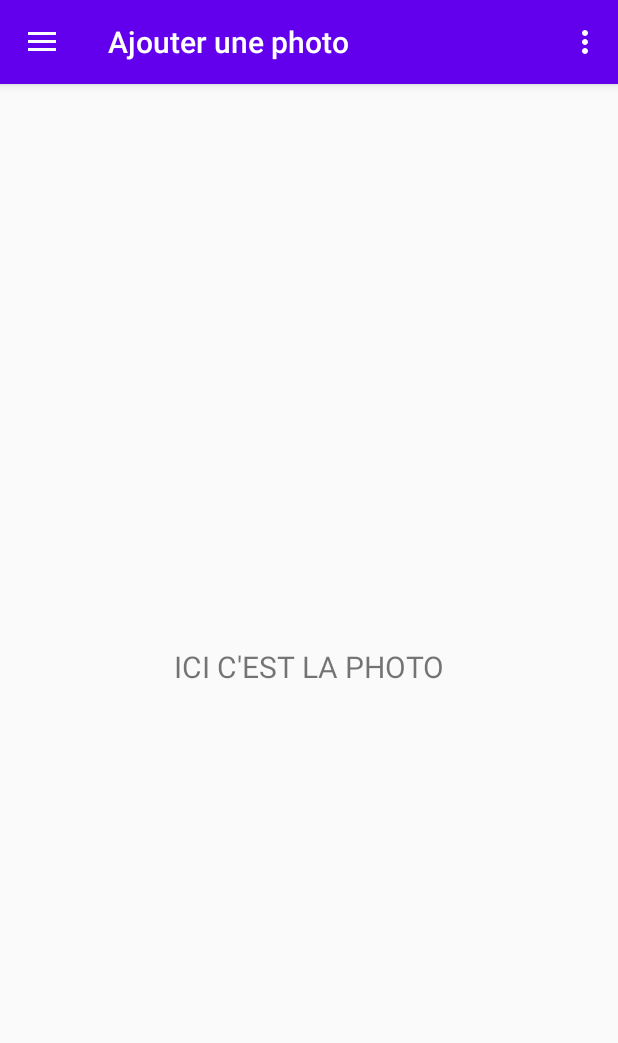
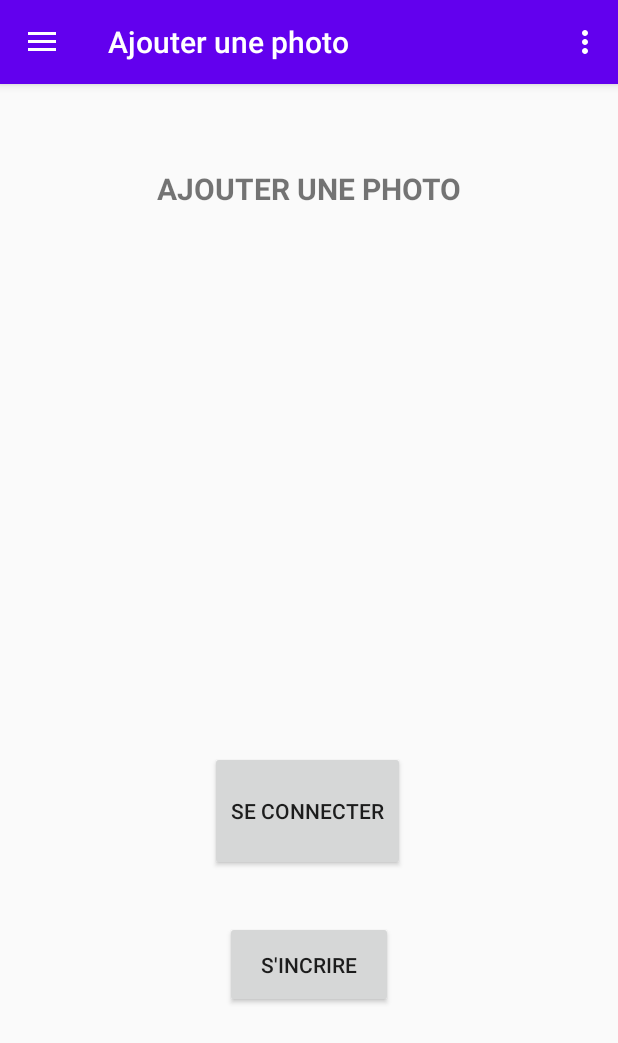
Before and after one commit to ThomasDspl/Projet-M1-TNSI, an Android app: the screen it shows after launch (MainActivity), in the side drawer, after a tap on "Ajouter une photo", on a phone screen of 412 x 824 dp. Shown: the top 1043 px of the screen. Run offline under Robolectric (Android 15) with nearby library versions, the phone set to English and light mode, and no system bars; our stand-ins replace navigation-ui.

Commit message:
Menu fini

```diff
--- a/App_mobile/app/build.gradle
+++ b/App_mobile/app/build.gradle
@@ -36,4 +36,5 @@ dependencies {
     testImplementation 'junit:junit:4.12'
     androidTestImplementation 'androidx.test.ext:junit:1.1.1'
     androidTestImplementation 'androidx.test.espresso:espresso-core:3.2.0'
+    implementation 'com.google.android.gms:play-services-maps:17.0.0'
 }
--- a/App_mobile/app/src/main/java/com/example/app_mobile/ui/ajout_photo/PhotoFragment.java
+++ b/App_mobile/app/src/main/java/com/example/app_mobile/ui/ajout_photo/PhotoFragment.java
@@ -23,7 +23,7 @@ public class PhotoFragment extends Fragment {
         photoViewModel =
                 ViewModelProviders.of(this).get(PhotoViewModel.class);
         View root = inflater.inflate(R.layout.fragment_ajoutphoto, container, false);
-        final TextView textView = root.findViewById(R.id.text_slideshow);
+        final TextView textView = root.findViewById(R.id.text_photo);
         photoViewModel.getText().observe(getViewLifecycleOwner(), new Observer<String>() {
             @Override
             public void onChanged(@Nullable String s) {
--- a/App_mobile/app/src/main/java/com/example/app_mobile/ui/ajout_photo/PhotoViewModel.java
+++ b/App_mobile/app/src/main/java/com/example/app_mobile/ui/ajout_photo/PhotoViewModel.java
@@ -10,7 +10,6 @@ public class PhotoViewModel extends ViewModel {
 
     public PhotoViewModel() {
         mText = new MutableLiveData<>();
-        mText.setValue("ICI C'EST LA PHOTO");
     }
 
     public LiveData<String> getText() {
--- a/App_mobile/app/src/main/java/com/example/app_mobile/ui/carte/CarteViewModel.java
+++ b/App_mobile/app/src/main/java/com/example/app_mobile/ui/carte/CarteViewModel.java
@@ -9,7 +9,6 @@ public class CarteViewModel extends ViewModel {
 
     public CarteViewModel() {
         mText = new MutableLiveData<>();
-        mText.setValue("ICI C'EST LA CARTE");
     }
 
     public LiveData<String> getText() {
--- a/App_mobile/app/src/main/res/layout/fragment_ajoutphoto.xml
+++ b/App_mobile/app/src/main/res/layout/fragment_ajoutphoto.xml
@@ -1,5 +1,5 @@
 <?xml version="1.0" encoding="utf-8"?>
-<androidx.constraintlayout.widget.ConstraintLayout xmlns:android="http://schemas.android.com/apk/res/android"
+<RelativeLayout xmlns:android="http://schemas.android.com/apk/res/android"
     xmlns:app="http://schemas.android.com/apk/res-auto"
     xmlns:tools="http://schemas.android.com/tools"
     android:layout_width="match_parent"
@@ -7,16 +7,45 @@
     tools:context=".ui.ajout_photo.PhotoFragment">
 
     <TextView
-        android:id="@+id/text_slideshow"
-        android:layout_width="match_parent"
-        android:layout_height="wrap_content"
+        android:id="@+id/text_photo"
+        android:text="@string/menu_ajoutphoto"
+        android:gravity="center"
+        android:textAllCaps="true"
+        android:textStyle="bold"
+        android:layout_width="403dp"
+        android:layout_height="123dp"
         android:layout_marginStart="8dp"
         android:layout_marginTop="8dp"
         android:layout_marginEnd="8dp"
-        android:textAlignment="center"
         android:textSize="20sp"
         app:layout_constraintBottom_toBottomOf="parent"
         app:layout_constraintEnd_toEndOf="parent"
         app:layout_constraintStart_toStartOf="parent"
         app:layout_constraintTop_toTopOf="parent" />
-</androidx.constraintlayout.widget.ConstraintLayout>
+
+    <Button
+        android:id="@+id/button"
+        android:layout_width="130dp"
+        android:layout_height="80dp"
+        android:layout_below="@id/text_photo"
+        android:layout_marginLeft="140dp"
+        android:layout_marginTop="313dp"
+        android:layout_marginRight="140dp"
+        android:gravity="center"
+        android:text="Se connecter"
+        tools:layout_editor_absoluteX="194dp"
+        tools:layout_editor_absoluteY="409dp" />
+
+    <Button
+        android:id="@+id/button2"
+        android:layout_width="match_parent"
+        android:layout_height="58dp"
+        android:layout_below="@id/button"
+        android:layout_marginLeft="150dp"
+        android:layout_marginTop="33dp"
+        android:layout_marginRight="150dp"
+        android:gravity="center"
+        android:text="S'incrire"
+        tools:layout_editor_absoluteX="194dp"
+        tools:layout_editor_absoluteY="409dp" />
+</RelativeLayout>
--- a/App_mobile/app/src/main/res/layout/fragment_carte.xml
+++ b/App_mobile/app/src/main/res/layout/fragment_carte.xml
@@ -9,12 +9,16 @@
 
     <TextView
         android:id="@+id/text_carte"
-        android:layout_width="match_parent"
-        android:layout_height="wrap_content"
+        android:layout_width="403dp"
+        android:layout_height="163dp"
         android:layout_marginStart="8dp"
         android:layout_marginTop="8dp"
         android:layout_marginEnd="8dp"
+        android:gravity="center"
+        android:text="@string/menu_carte"
         android:textSize="30sp"
         android:textStyle="bold"
         android:visibility="visible" />
+
+
 </RelativeLayout>
```
